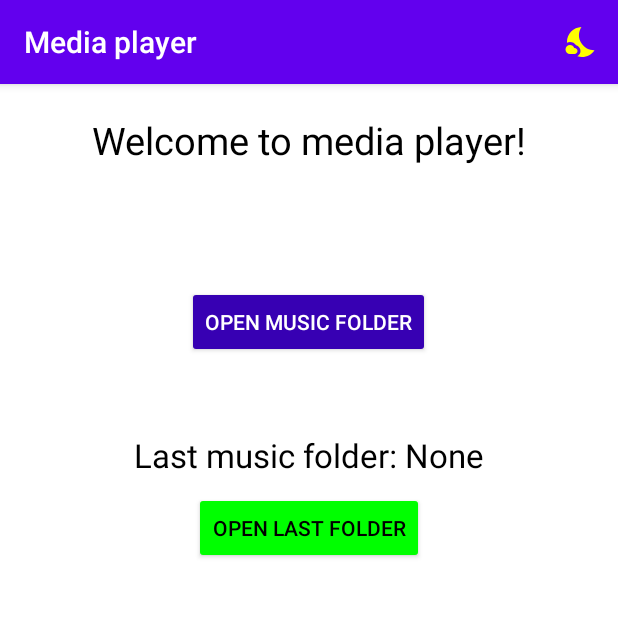
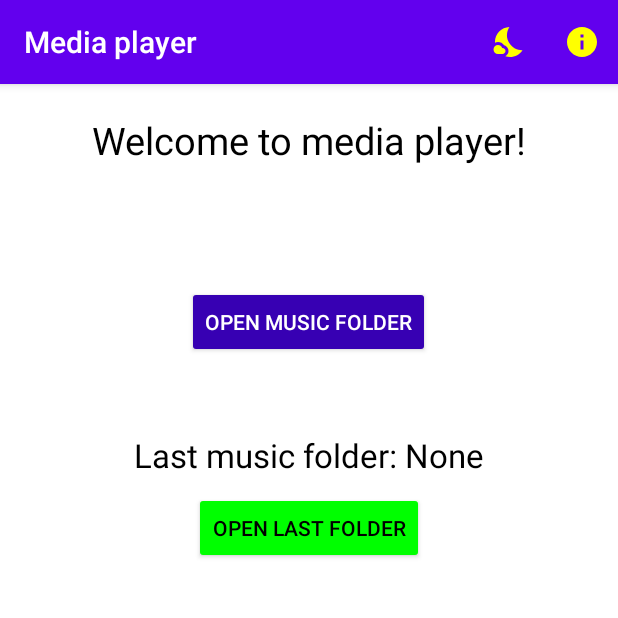
Before and after one commit to eisichenko/Android-Media-Player, an Android app: the screen it shows after launch (MainActivity), on a phone screen of 412 x 824 dp, the top half of it. Run offline under Robolectric (Android 15) with nearby library versions, the phone set to English and light mode, and no system bars.

Commit message:
added about menu

```diff
--- /dev/null
+++ b/app/src/main/res/drawable/ic_about.xml
@@ -0,0 +1,5 @@
+<vector android:height="24dp" android:tint="#FFFF00"
+    android:viewportHeight="24" android:viewportWidth="24"
+    android:width="24dp" xmlns:android="http://schemas.android.com/apk/res/android">
+    <path android:fillColor="#FFFF00" android:pathData="M12,2C6.48,2 2,6.48 2,12s4.48,10 10,10 10,-4.48 10,-10S17.52,2 12,2zM13,17h-2v-6h2v6zM13,9h-2L11,7h2v2z"/>
+</vector>
--- a/app/src/main/res/menu/main_menu.xml
+++ b/app/src/main/res/menu/main_menu.xml
@@ -1,9 +1,16 @@
 <?xml version="1.0" encoding="utf-8"?>
 <menu xmlns:android="http://schemas.android.com/apk/res/android"
     xmlns:app="http://schemas.android.com/apk/res-auto">
+
     <item android:name="themeMenuItem"
         android:title="Theme"
         android:id="@+id/themeMenuItem"
         android:icon="@drawable/ic_night"
         app:showAsAction="always"/>
+
+    <item android:name="aboutMenuItem"
+        android:title="About"
+        android:id="@+id/aboutMenuItem"
+        android:icon="@drawable/ic_about"
+        app:showAsAction="always"/>
 </menu>
```
Also changed, not shown: app/src/main/java/com/example/android_media_player/MainActivity.java (+14 -0 lines).
